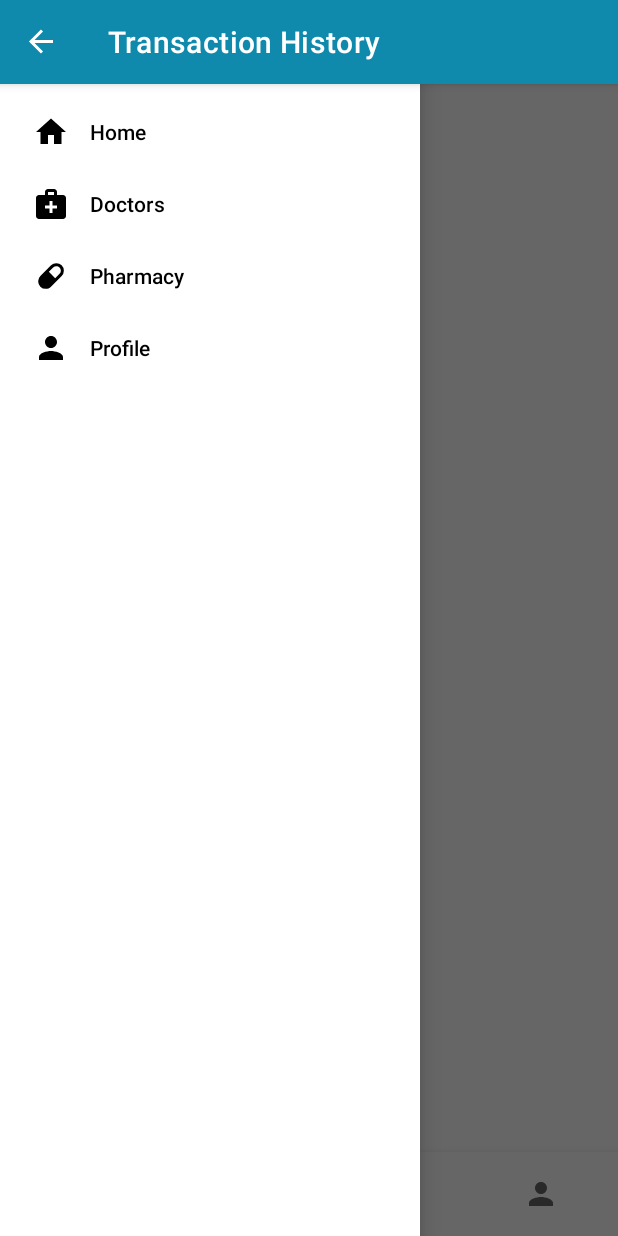
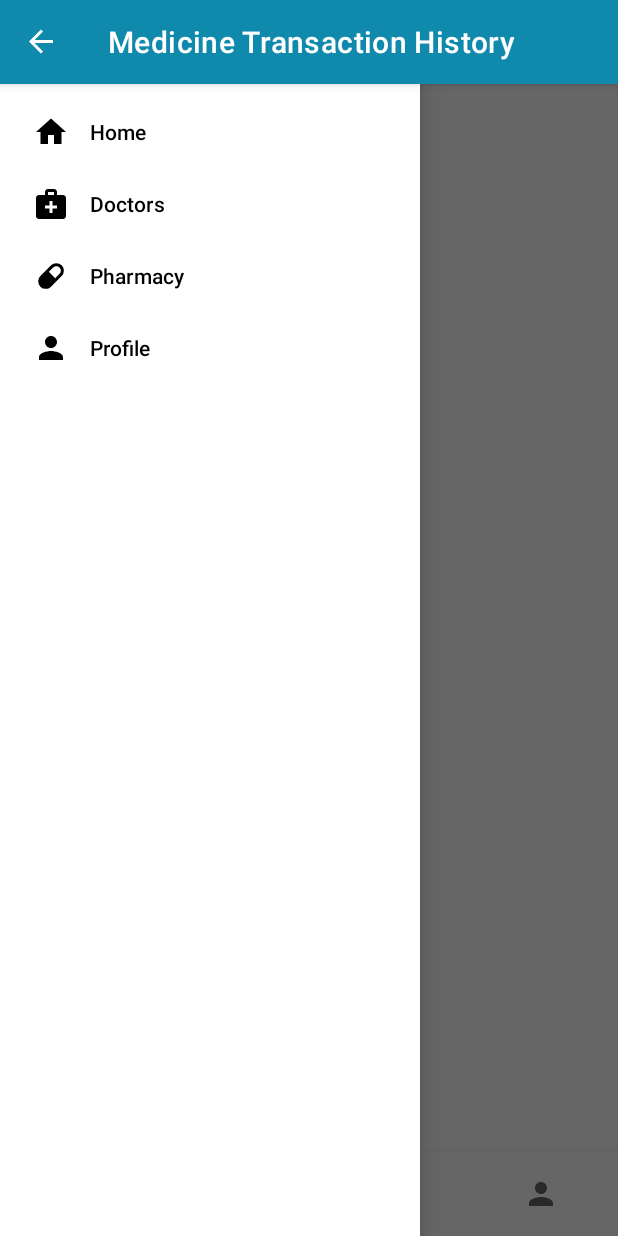
Before and after one commit to gede-drm/umc-anmp-midexam, an Android app: the MedicineBoughtListFragment screen opened through its navigation route, with the side drawer open, on a phone screen of 412 x 824 dp. Run offline under Robolectric (Android 15) with nearby library versions, the phone set to English and light mode, and no system bars; our stand-ins replace Volley, navigation-ui; network calls fail.

Commit message:
Detail Doctors, Medicine Fragments Done, Main Medicine Transaction Fragment Done, and ViewModel JSON changed into Online PHP (except consultations.json)

```diff
--- a/app/src/main/java/com/geded/ubayamedicalcenter/view/ConsultationListAdapter.kt
+++ b/app/src/main/java/com/geded/ubayamedicalcenter/view/ConsultationListAdapter.kt
@@ -23,16 +23,16 @@ class ConsultationListAdapter(val consultationList:ArrayList<Consultation>):Recy
     override fun onBindViewHolder(holder: ConsultationViewHolder, position: Int) {
         holder.view.findViewById<TextView>(R.id.txtDateConsultList).text = consultationList[position].date
         holder.view.findViewById<TextView>(R.id.txtDocNameConsultList).text = consultationList[position].doctor
-        holder.view.findViewById<TextView>(R.id.txtConsultFee).text = "IDR" + NumberFormat.getInstance().format(consultationList[position].fee)
+        holder.view.findViewById<TextView>(R.id.txtFeeConsultationList).text = "IDR " + NumberFormat.getInstance().format(consultationList[position].fee)
     }
 
     override fun getItemCount(): Int {
         return consultationList.size
     }
 
-    fun updateConsultationList(newConsultaitonList:ArrayList<Consultation>){
+    fun updateConsultationList(newConsultationList:ArrayList<Consultation>){
         consultationList.clear()
-        consultationList.addAll(newConsultaitonList)
+        consultationList.addAll(newConsultationList)
         notifyDataSetChanged()
     }
 }
--- a/app/src/main/java/com/geded/ubayamedicalcenter/view/MedicineBoughtListFragment.kt
+++ b/app/src/main/java/com/geded/ubayamedicalcenter/view/MedicineBoughtListFragment.kt
@@ -5,16 +5,18 @@ import androidx.fragment.app.Fragment
 import android.view.LayoutInflater
 import android.view.View
 import android.view.ViewGroup
+import android.widget.ProgressBar
+import android.widget.TextView
+import androidx.lifecycle.Observer
+import androidx.lifecycle.ViewModelProvider
+import androidx.recyclerview.widget.LinearLayoutManager
+import androidx.recyclerview.widget.RecyclerView
 import com.geded.ubayamedicalcenter.R
+import com.geded.ubayamedicalcenter.viewmodel.MedicineTransactionsListViewModel
 
 class MedicineBoughtListFragment : Fragment() {
-    // TODO: Rename and change types of parameters
-    private var param1: String? = null
-    private var param2: String? = null
-
-    override fun onCreate(savedInstanceState: Bundle?) {
-        super.onCreate(savedInstanceState)
-    }
+    private lateinit var viewModel:MedicineTransactionsListViewModel
+    private var medsTransactionListAdapter = MedicineBoughtListAdapter(arrayListOf())
 
     override fun onCreateView(
         inflater: LayoutInflater, container: ViewGroup?,
@@ -23,4 +25,47 @@ class MedicineBoughtListFragment : Fragment() {
         // Inflate the layout for this fragment
         return inflater.inflate(R.layout.fragment_medicine_bought_list, container, false)
     }
+
+    override fun onViewCreated(view: View, savedInstanceState: Bundle?) {
+        super.onViewCreated(view, savedInstanceState)
+
+
+        viewModel = ViewModelProvider(this).get(MedicineTransactionsListViewModel::class.java)
+        viewModel.fetch()
+
+        val recViewMBList = view.findViewById<RecyclerView>(R.id.recMBList)
+        recViewMBList.layoutManager = LinearLayoutManager(context)
+        recViewMBList.adapter = medsTransactionListAdapter
+
+        observeViewModel(view)
+    }
+
+    fun observeViewModel(view:View){
+        viewModel.medsTransactionsLD.observe(viewLifecycleOwner, Observer{
+            medsTransactionListAdapter.updateMedsBoughtList(it)
+        })
+        viewModel.medsTransactionsErrorLD.observe(viewLifecycleOwner, Observer{
+            val txtErrorMBList = view.findViewById<TextView>(R.id.txtErrorMBList)
+
+            if(it==true){
+                txtErrorMBList.visibility = View.VISIBLE
+            }
+            else {
+                txtErrorMBList.visibility = View.GONE
+            }
+        })
+        viewModel.medsTransactionsLoadingLD.observe(viewLifecycleOwner, Observer{
+            val recViewMBList = view.findViewById<RecyclerView>(R.id.recMBList)
+            val progressLoadMBList = view.findViewById<ProgressBar>(R.id.progressLoadMBList)
+
+            if(it==true){
+                recViewMBList.visibility = View.GONE
+                progressLoadMBList.visibility = View.VISIBLE
+            }
+            else{
+                recViewMBList.visibility = View.VISIBLE
+                progressLoadMBList.visibility = View.GONE
+            }
+        })
+    }
 }
--- a/app/src/main/java/com/geded/ubayamedicalcenter/viewmodel/DoctorListViewModel.kt
+++ b/app/src/main/java/com/geded/ubayamedicalcenter/viewmodel/DoctorListViewModel.kt
@@ -26,7 +26,7 @@ class DoctorListViewModel(application: Application):AndroidViewModel(application
         doctorLoadErrorLD.value = false
 
         queue = Volley.newRequestQueue(getApplication())
-        val url = "https://www.geded.ip4amin.site/anmp-midexam/doctors.json"
+        val url = "https://www.geded.ip4amin.site/anmp-midexam/doctors.php"
 
         val stringRequest = StringRequest(Request.Method.GET, url, {
             val dType = object:TypeToken<List<Doctor>>(){}.type
--- a/app/src/main/java/com/geded/ubayamedicalcenter/viewmodel/MedicineListViewModel.kt
+++ b/app/src/main/java/com/geded/ubayamedicalcenter/viewmodel/MedicineListViewModel.kt
@@ -25,7 +25,7 @@ class MedicineListViewModel(application: Application): AndroidViewModel(applicat
         medicineLoadErrorLD.value = false
 
         queue = Volley.newRequestQueue(getApplication())
-        val url = "https://www.geded.ip4amin.site/anmp-midexam/medicines.json"
+        val url = "https://www.geded.ip4amin.site/anmp-midexam/medicines.php"
 
         val stringRequest = StringRequest(Request.Method.GET, url, {
             val dType = object: TypeToken<List<Medicine>>(){}.type
--- /dev/null
+++ b/app/src/main/java/com/geded/ubayamedicalcenter/viewmodel/MedicineTransactionsListViewModel.kt
@@ -0,0 +1,46 @@
+package com.geded.ubayamedicalcenter.viewmodel
+
+import android.app.Application
+import android.util.Log
+import androidx.lifecycle.AndroidViewModel
+import androidx.lifecycle.MutableLiveData
+import com.android.volley.Request
+import com.android.volley.RequestQueue
+import com.android.volley.toolbox.StringRequest
+import com.android.volley.toolbox.Volley
+import com.geded.ubayamedicalcenter.model.MedicineTransaction
+import com.google.gson.Gson
+import com.google.gson.reflect.TypeToken
+
+class MedicineTransactionsListViewModel(application: Application): AndroidViewModel(application) {
+    val medsTransactionsLD = MutableLiveData<ArrayList<MedicineTransaction>>()
+    val medsTransactionsErrorLD = MutableLiveData<Boolean>()
+    val medsTransactionsLoadingLD = MutableLiveData<Boolean>()
+
+    val TAG= "volleyTag"
+    private var queue: RequestQueue? = null
+
+    fun fetch(){
+        medsTransactionsLoadingLD.value = true
+        medsTransactionsErrorLD.value = false
+
+        queue = Volley.newRequestQueue(getApplication())
+        val url = "https://www.geded.ip4amin.site/anmp-midexam/medicines_bought.php"
+
+        val stringRequest = StringRequest(Request.Method.GET, url, {
+            val mtType = object: TypeToken<List<MedicineTransaction>>(){}.type
+            val result = Gson().fromJson<List<MedicineTransaction>>(it, mtType)
+            medsTransactionsLD.value = result as ArrayList<MedicineTransaction>
+            medsTransactionsLoadingLD.value = false
+
+            Log.d("showVolleyMedTList", it)
+        },{
+            Log.d("showVolleyMedTList", it.toString())
+            medsTransactionsErrorLD.value = true
+            medsTransactionsLoadingLD.value = false
+        })
+
+        stringRequest.tag = TAG
+        queue?.add(stringRequest)
+    }
+}
--- a/app/src/main/res/layout/consultation_list_layout.xml
+++ b/app/src/main/res/layout/consultation_list_layout.xml
@@ -40,7 +40,7 @@
                 android:layout_height="wrap_content"
                 android:layout_marginStart="16dp"
                 android:layout_marginTop="16dp"
-                android:text="Consultation History"
+                android:text="Appointment History"
                 android:textColor="@color/black"
                 android:textSize="18sp"
                 android:textStyle="bold"
--- a/app/src/main/res/layout/fragment_consultation_list.xml
+++ b/app/src/main/res/layout/fragment_consultation_list.xml
@@ -40,8 +40,9 @@
             android:layout_width="wrap_content"
             android:layout_height="wrap_content"
             android:progressTint="@color/red_500"
-            app:layout_constraintBottom_toBottomOf="@+id/recViewConsultList"
-            app:layout_constraintEnd_toEndOf="@+id/recViewConsultList"
+            app:layout_constraintBottom_toBottomOf="parent"
+            app:layout_constraintEnd_toEndOf="parent"
+            app:layout_constraintHorizontal_bias="0.5"
             app:layout_constraintStart_toStartOf="parent"
             app:layout_constraintTop_toTopOf="parent" />
 
--- a/app/src/main/res/layout/fragment_doctor_detail.xml
+++ b/app/src/main/res/layout/fragment_doctor_detail.xml
@@ -165,7 +165,7 @@
                 android:layout_height="match_parent">
 
                 <Button
-                    android:id="@+id/btnAppoinment"
+                    android:id="@+id/btnMakeAppointment"
                     android:layout_width="0dp"
                     android:layout_height="55dp"
                     android:layout_marginStart="24dp"
@@ -191,7 +191,7 @@
                     android:textColor="@color/teal_700"
                     android:textSize="20sp"
                     android:textStyle="bold"
-                    app:layout_constraintBottom_toTopOf="@+id/btnAppoinment"
+                    app:layout_constraintBottom_toTopOf="@+id/btnMakeAppointment"
                     app:layout_constraintStart_toStartOf="parent"
                     app:layout_constraintTop_toTopOf="parent" />
 
@@ -208,7 +208,7 @@
                     android:textColor="@color/teal_700"
                     android:textSize="20sp"
                     android:textStyle="bold"
-                    app:layout_constraintBottom_toTopOf="@+id/btnAppoinment"
+                    app:layout_constraintBottom_toTopOf="@+id/btnMakeAppointment"
                     app:layout_constraintEnd_toEndOf="parent"
                     app:layout_constraintTop_toTopOf="parent" />
             </androidx.constraintlayout.widget.ConstraintLayout>
--- a/app/src/main/res/layout/fragment_profile.xml
+++ b/app/src/main/res/layout/fragment_profile.xml
@@ -79,7 +79,7 @@
             android:layout_marginStart="24dp"
             android:layout_marginTop="24dp"
             android:layout_marginEnd="24dp"
-            android:text="Appointment HIstories"
+            android:text="Appointment HIstory"
             app:icon="@drawable/ic_baseline_date_range_24"
             app:layout_constraintEnd_toEndOf="parent"
             app:layout_constraintStart_toStartOf="parent"
@@ -91,7 +91,7 @@
             android:layout_height="55sp"
             android:layout_marginStart="24dp"
             android:layout_marginEnd="24dp"
-            android:text="Medicine Transaction Histories"
+            android:text="Medicine Transaction History"
             app:icon="@drawable/ic_capsule"
             app:layout_constraintEnd_toEndOf="parent"
             app:layout_constraintStart_toStartOf="parent"
--- a/app/src/main/res/navigation/main_navigation.xml
+++ b/app/src/main/res/navigation/main_navigation.xml
@@ -64,7 +64,7 @@
     <fragment
         android:id="@+id/medicineBoughtListFragment"
         android:name="com.geded.ubayamedicalcenter.view.MedicineBoughtListFragment"
-        android:label="Transaction History"
+        android:label="Medicine Transaction History"
         tools:layout="@layout/fragment_medicine_bought_list">
         <action
             android:id="@+id/actionMedicineBoughtDetail"
@@ -73,6 +73,6 @@
     <fragment
         android:id="@+id/consultationListFragment"
         android:name="com.geded.ubayamedicalcenter.view.ConsultationListFragment"
-        android:label="fragment_consultation_list"
+        android:label="Appointment History"
         tools:layout="@layout/fragment_consultation_list" />
 </navigation>
```
Also changed, not shown: app/src/main/java/com/geded/ubayamedicalcenter/model/MedTransactionDetail.kt (added, +11 -0 lines), app/src/main/java/com/geded/ubayamedicalcenter/view/DoctorDetailFragment.kt (+38 -3 lines), app/src/main/java/com/geded/ubayamedicalcenter/view/MedicineBoughtListAdapter.kt (added, +40 -0 lines), app/src/main/java/com/geded/ubayamedicalcenter/view/MedicineDetailFragment.kt (+37 -3 lines), app/src/main/java/com/geded/ubayamedicalcenter/viewmodel/DoctorDetailViewModel.kt (added, +45 -0 lines), app/src/main/java/com/geded/ubayamedicalcenter/viewmodel/MedicineDetailViewModel.kt (added, +47 -0 lines), app/src/main/res/layout/fragment_medicine_bought_list.xml (+5 -3 lines).
